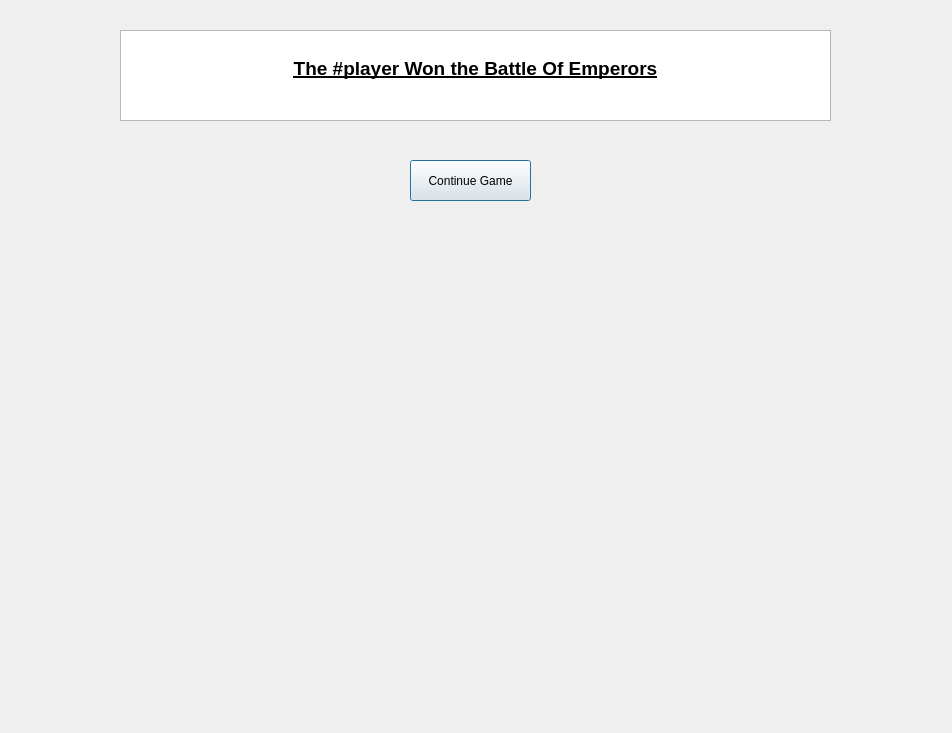
Before: the Qt Designer form winner.ui in Matin0789/Condottiere-, drawn with Qt 5.
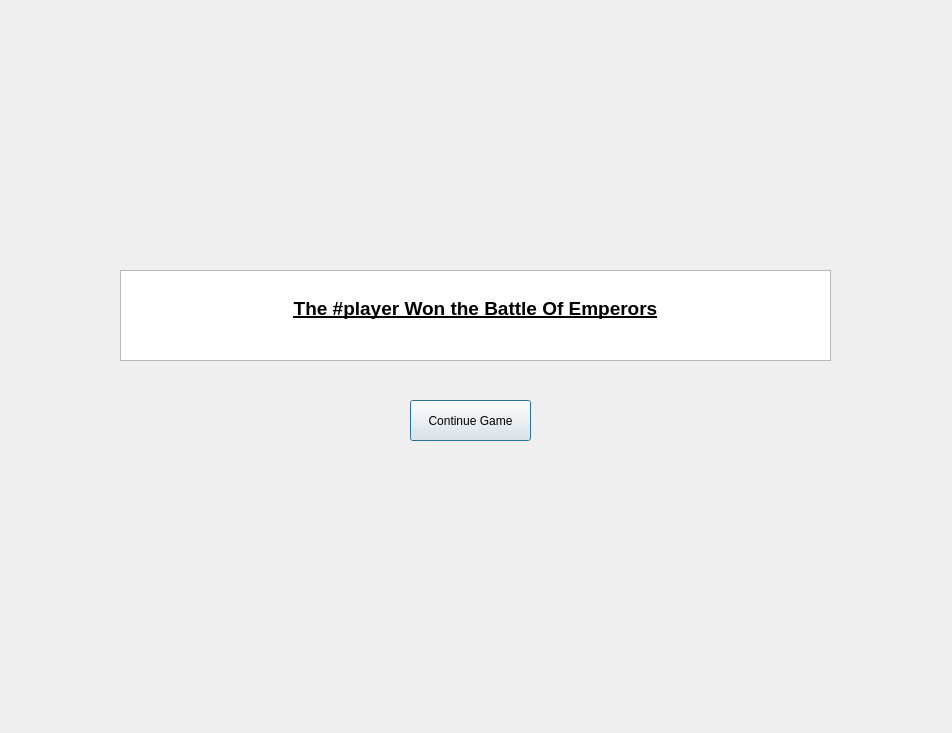
After: the same form once the commit is applied. Icons and pictures are not drawn.

Diff of the .ui file:
```diff
--- a/winner.ui
+++ b/winner.ui
@@ -20,7 +20,7 @@
    <property name="geometry">
     <rect>
      <x>120</x>
-     <y>30</y>
+     <y>270</y>
      <width>711</width>
      <height>91</height>
     </rect>
@@ -45,7 +45,7 @@
    <property name="geometry">
     <rect>
      <x>410</x>
-     <y>160</y>
+     <y>400</y>
      <width>121</width>
      <height>41</height>
     </rect>
```
